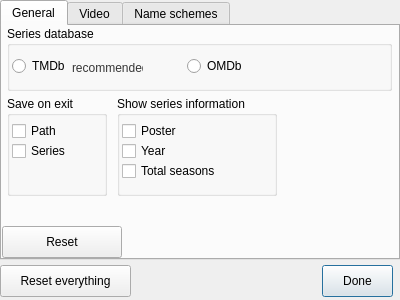
Old version of the form SeriesScraper/settingswindow.ui in the repository martinLutz1/SeriesScraper.
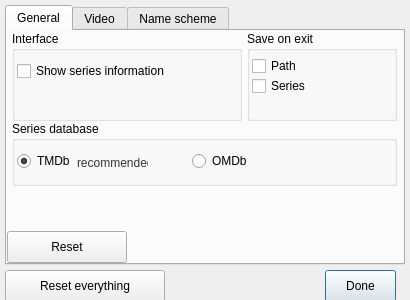
New version of the form. The open tabs and pages were chosen to show the change.

Diff of the .ui file:
```diff
--- a/SeriesScraper/settingswindow.ui
+++ b/SeriesScraper/settingswindow.ui
@@ -6,18 +6,30 @@
    <rect>
     <x>0</x>
     <y>0</y>
-    <width>400</width>
+    <width>410</width>
     <height>300</height>
    </rect>
   </property>
+  <property name="minimumSize">
+   <size>
+    <width>410</width>
+    <height>300</height>
+   </size>
+  </property>
+  <property name="maximumSize">
+   <size>
+    <width>410</width>
+    <height>300</height>
+   </size>
+  </property>
   <property name="windowTitle">
    <string>Form</string>
   </property>
   <widget class="QTabWidget" name="tabWidget">
    <property name="geometry">
     <rect>
-     <x>0</x>
-     <y>0</y>
+     <x>5</x>
+     <y>5</y>
      <width>400</width>
      <height>260</height>
     </rect>
@@ -61,7 +73,7 @@
      <property name="geometry">
       <rect>
        <x>5</x>
-       <y>0</y>
+       <y>90</y>
        <width>385</width>
        <height>65</height>
       </rect>
@@ -70,6 +82,9 @@
       <string>Series database</string>
      </property>
      <widget class="QRadioButton" name="tmdbRadioButton">
+      <property name="enabled">
+       <bool>true</bool>
+      </property>
       <property name="geometry">
        <rect>
         <x>5</x>
@@ -81,6 +96,9 @@
       <property name="text">
        <string>TMDb</string>
       </property>
+      <property name="checked">
+       <bool>true</bool>
+      </property>
      </widget>
      <widget class="QRadioButton" name="omdbRadioButton">
       <property name="geometry">
@@ -117,10 +135,10 @@
     <widget class="QGroupBox" name="groupBox">
      <property name="geometry">
       <rect>
-       <x>5</x>
-       <y>70</y>
-       <width>100</width>
-       <height>100</height>
+       <x>240</x>
+       <y>0</y>
+       <width>150</width>
+       <height>90</height>
       </rect>
      </property>
      <property name="title">
@@ -156,52 +174,26 @@
     <widget class="QGroupBox" name="groupBox_2">
      <property name="geometry">
       <rect>
-       <x>115</x>
-       <y>70</y>
-       <width>160</width>
-       <height>100</height>
+       <x>5</x>
+       <y>0</y>
+       <width>230</width>
+       <height>90</height>
       </rect>
      </property>
      <property name="title">
-      <string>Show series information</string>
+      <string>Interface</string>
      </property>
      <widget class="QCheckBox" name="posterCheckBox">
       <property name="geometry">
        <rect>
         <x>5</x>
-        <y>25</y>
-        <width>131</width>
+        <y>30</y>
+        <width>220</width>
         <height>20</height>
        </rect>
       </property>
       <property name="text">
-       <string>Poster</string>
-      </property>
-     </widget>
-     <widget class="QCheckBox" name="yearCheckBox">
-      <property name="geometry">
-       <rect>
-        <x>5</x>
-        <y>45</y>
-        <width>131</width>
-        <height>20</height>
-       </rect>
-      </property>
-      <property name="text">
-       <string>Year</string>
-      </property>
-     </widget>
-     <widget class="QCheckBox" name="amountSeasonsCheckBox">
-      <property name="geometry">
-       <rect>
-        <x>5</x>
-        <y>65</y>
-        <width>131</width>
-        <height>20</height>
-       </rect>
-      </property>
-      <property name="text">
-       <string>Total seasons</string>
+       <string>Show series information</string>
       </property>
      </widget>
     </widget>
@@ -291,7 +283,7 @@
    </widget>
    <widget class="QWidget" name="nameScheme">
     <attribute name="title">
-     <string>Name schemes</string>
+     <string>Name scheme</string>
     </attribute>
     <widget class="QGroupBox" name="newNameSchemeGroupBox">
      <property name="geometry">
@@ -376,9 +368,9 @@
   <widget class="QPushButton" name="resetAllButton">
    <property name="geometry">
     <rect>
-     <x>0</x>
-     <y>265</y>
-     <width>131</width>
+     <x>5</x>
+     <y>270</y>
+     <width>160</width>
      <height>32</height>
     </rect>
    </property>
@@ -392,8 +384,8 @@
   <widget class="QPushButton" name="doneButton">
    <property name="geometry">
     <rect>
-     <x>322</x>
-     <y>265</y>
+     <x>325</x>
+     <y>270</y>
      <width>71</width>
      <height>32</height>
     </rect>
```
Left out of the diff: 36 changed lines with no effect on the pictures.
